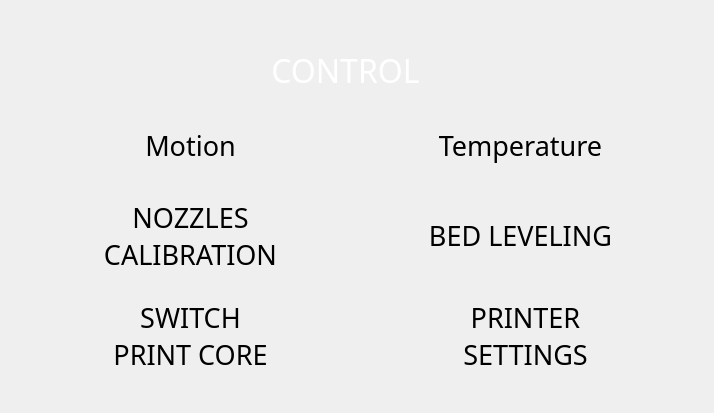
Old version of the form qt_ui/controlStackedWidget.ui in the repository BlocksTechnology/BlocksScreen.
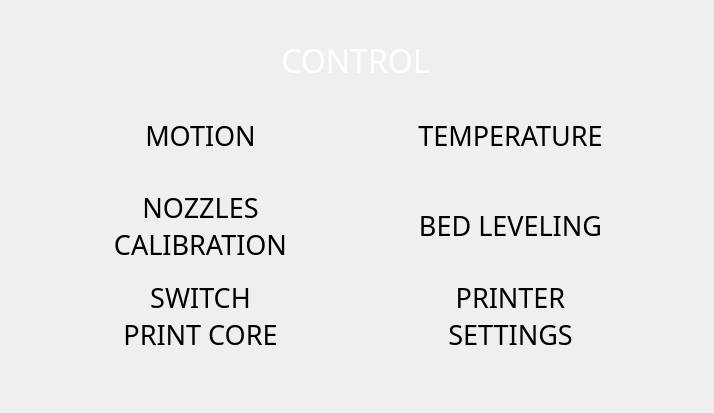
New version of the form. Custom widgets are drawn as their Qt base class.

```diff
--- a/qt_ui/controlStackedWidget.ui
+++ b/qt_ui/controlStackedWidget.ui
@@ -21,8 +21,8 @@
     <property name="geometry">
      <rect>
       <x>50</x>
-      <y>110</y>
-      <width>281</width>
+      <y>100</y>
+      <width>301</width>
       <height>71</height>
      </rect>
     </property>
@@ -56,7 +56,7 @@
      <string notr="true"/>
     </property>
     <property name="text">
-     <string>Motion</string>
+     <string>MOTION</string>
     </property>
     <property name="autoDefault">
      <bool>false</bool>
@@ -80,8 +80,8 @@
    <widget class="QLabel" name="control_title_label">
     <property name="geometry">
      <rect>
-      <x>230</x>
-      <y>40</y>
+      <x>240</x>
+      <y>30</y>
       <width>231</width>
       <height>61</height>
      </rect>
@@ -108,9 +108,9 @@
    <widget class="CustomQPushButton" name="control_temperature_btn">
     <property name="geometry">
      <rect>
-      <x>380</x>
-      <y>110</y>
-      <width>281</width>
+      <x>360</x>
+      <y>100</y>
+      <width>301</width>
       <height>71</height>
      </rect>
     </property>
@@ -144,7 +144,7 @@
      <string notr="true"/>
     </property>
     <property name="text">
-     <string>Temperature</string>
+     <string>TEMPERATURE</string>
     </property>
     <property name="autoDefault">
      <bool>false</bool>
@@ -168,8 +168,8 @@
    <widget class="CustomQPushButton" name="control_bed_leveling_btn">
     <property name="geometry">
      <rect>
-      <x>370</x>
-      <y>200</y>
+      <x>360</x>
+      <y>190</y>
       <width>301</width>
       <height>71</height>
      </rect>
@@ -229,8 +229,8 @@
     <property name="geometry">
      <rect>
       <x>50</x>
-      <y>200</y>
-      <width>281</width>
+      <y>190</y>
+      <width>301</width>
       <height>71</height>
      </rect>
     </property>
@@ -290,8 +290,8 @@
     <property name="geometry">
      <rect>
       <x>50</x>
-      <y>300</y>
-      <width>281</width>
+      <y>280</y>
+      <width>301</width>
       <height>71</height>
      </rect>
     </property>
@@ -350,9 +350,9 @@
    <widget class="CustomQPushButton" name="control_printer_settings_btn">
     <property name="geometry">
      <rect>
-      <x>370</x>
-      <y>300</y>
-      <width>311</width>
+      <x>360</x>
+      <y>280</y>
+      <width>301</width>
       <height>71</height>
      </rect>
     </property>
```
Left out of the diff: 53 changed lines with no effect on the pictures.
